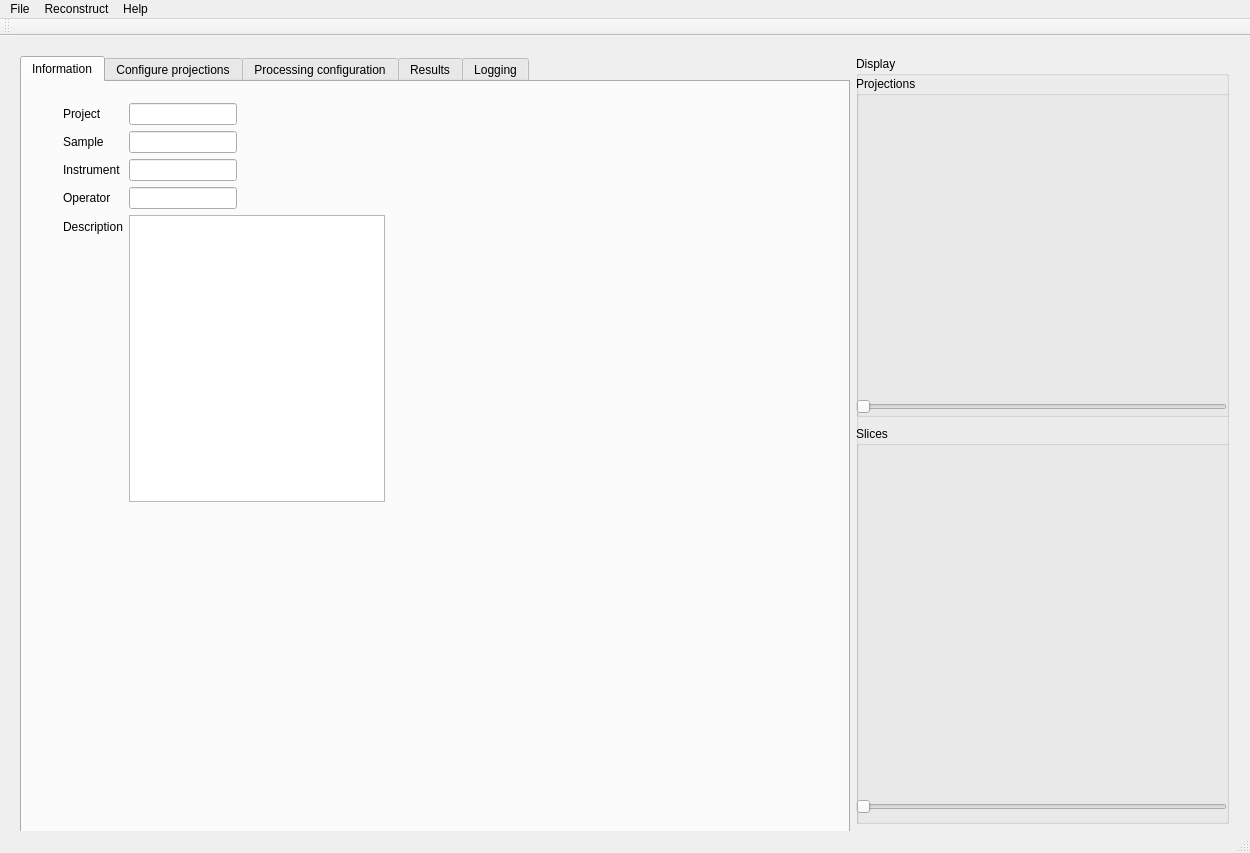
Before: the Qt Designer form src/muhrec3/muhrecmainwindow.ui in neutronimaging/imagingsuite, drawn with Qt 5.
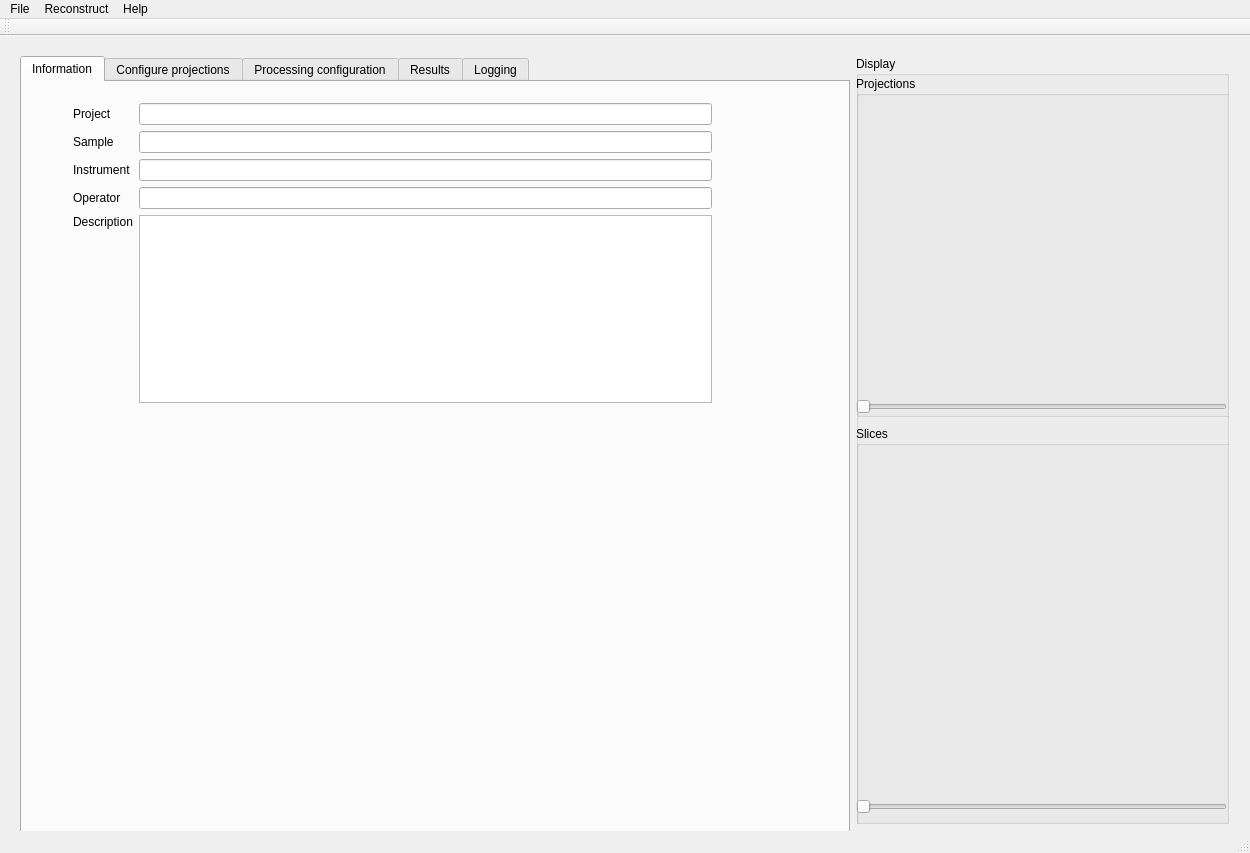
After: the same form once the commit is applied. The open tabs and pages were chosen to show the change. Custom widgets are drawn as their Qt base class.

Commit message: Integrated the reconstructor engine, still need some testing and upgrade of the single module widget

```diff
--- a/src/muhrec3/muhrecmainwindow.ui
+++ b/src/muhrec3/muhrecmainwindow.ui
@@ -48,19 +48,26 @@
         <attribute name="title">
          <string>Information</string>
         </attribute>
-        <widget class="QWidget" name="layoutWidget">
+        <widget class="QWidget" name="">
          <property name="geometry">
           <rect>
-           <x>30</x>
+           <x>40</x>
            <y>10</y>
-           <width>681</width>
-           <height>421</height>
+           <width>661</width>
+           <height>322</height>
           </rect>
          </property>
-         <layout class="QFormLayout" name="layoutInformationEntries">
-          <property name="fieldGrowthPolicy">
-           <enum>QFormLayout::FieldsStayAtSizeHint</enum>
-          </property>
+         <layout class="QGridLayout" name="gridLayout">
+          <item row="0" column="0">
+           <widget class="QLabel" name="label">
+            <property name="text">
+             <string>Project</string>
+            </property>
+            <property name="buddy">
+             <cstring>editProjectName</cstring>
+            </property>
+           </widget>
+          </item>
           <item row="0" column="1">
            <widget class="QLineEdit" name="editProjectName"/>
           </item>
@@ -113,18 +120,21 @@
             </property>
            </widget>
           </item>
-          <item row="4" column="1">
+          <item row="4" column="1" rowspan="2">
            <widget class="QTextEdit" name="editExperimentDescription"/>
           </item>
-          <item row="0" column="0">
-           <widget class="QLabel" name="label">
-            <property name="text">
-             <string>Project</string>
+          <item row="5" column="0">
+           <spacer name="verticalSpacer_2">
+            <property name="orientation">
+             <enum>Qt::Vertical</enum>
             </property>
-            <property name="buddy">
-             <cstring>editProjectName</cstring>
+            <property name="sizeHint" stdset="0">
+             <size>
+              <width>20</width>
+              <height>168</height>
+             </size>
             </property>
-           </widget>
+           </spacer>
           </item>
          </layout>
         </widget>
```
Left out of the diff: 36 changed lines with no effect on the pictures. The commit also changes 3 other files.
